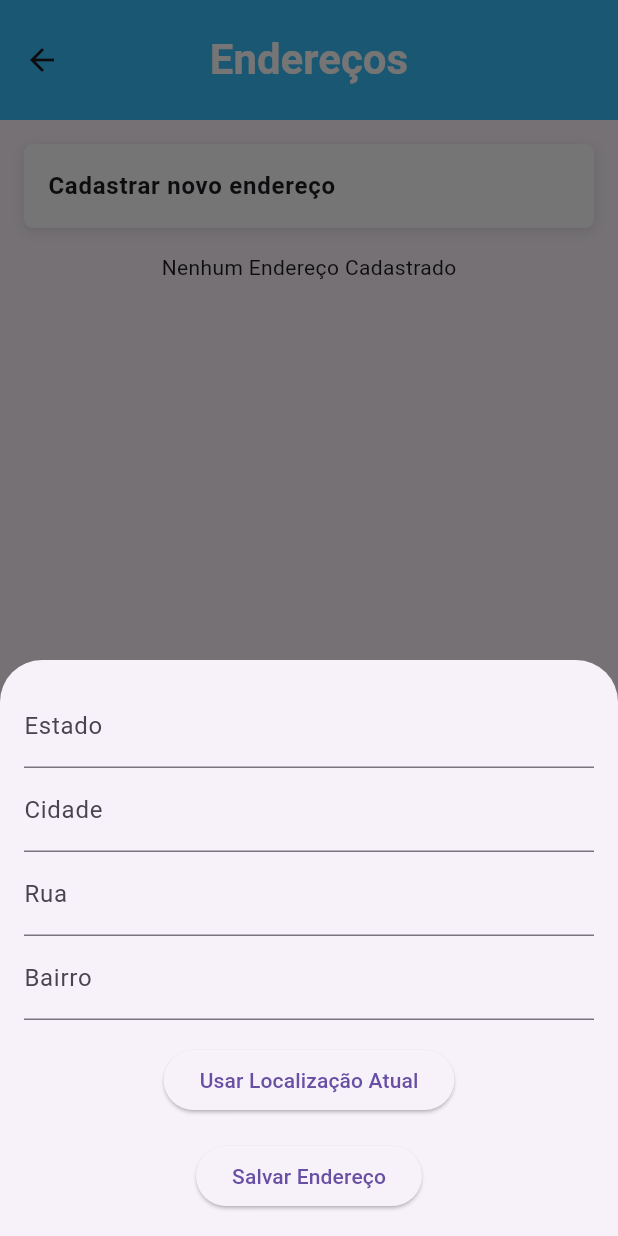
After one commit to Caio-T4vares/tradeNow, a Flutter app: the AddressPage screen opened by its route, after a tap on "Cadastrar novo endereço", on a phone screen of 412 x 824 dp. The commit adds this screen. Run offline on Flutter 3.47's test engine with Material 3 defaults, Android fonts, the phone set to English and light mode, and no system bars; our stand-ins replace cached_network_image, carousel_slider, cloud_firestore, firebase_auth, firebase_core, firebase_storage and 5 more; accounts and stored records are empty.

Commit message:
add: address screen

```diff
--- /dev/null
+++ b/trade_now/lib/app/controllers/address_controller.dart
@@ -0,0 +1,137 @@
+
+import 'dart:async';
+
+import 'package:cloud_firestore/cloud_firestore.dart';
+import 'package:firebase_auth/firebase_auth.dart';
+import 'package:flutter/material.dart';
+import 'package:get/get.dart';
+import 'package:trade_now/app/model/address.dart';
+
+class AddressController extends GetxController {
+  TextEditingController stateController = TextEditingController();
+  TextEditingController cityController = TextEditingController();
+  TextEditingController streetController = TextEditingController();
+  TextEditingController neighborhoodController = TextEditingController();
+
+  final FirebaseAuth _auth = FirebaseAuth.instance;
+  final FirebaseFirestore _firestore = FirebaseFirestore.instance;
+  var addresses = <Address>[].obs;
+  var selectedAddress = ''.obs;
+
+  @override
+  void onInit() {
+    super.onInit();
+    loadAddresses();
+  }
+
+  Future<void> addAddress({required String city,
+  required String street, required String neighborhood, required String state}) async {
+    try {
+      String? uid = _auth.currentUser?.uid;
+      if (uid == null) return;
+
+      await _firestore.collection('users').doc(uid).collection('addresses').add({
+        'estado': state,
+        'cidade': city,
+        'rua': street,
+        'bairro': neighborhood,
+        'isSelected': false
+      });
+
+      loadAddresses();
+    } catch (e) {
+      print('Erro ao adicionar endereço: $e');
+    }
+  }
+
+  Future<void> loadAddresses() async {
+    try {
+      String? uid = _auth.currentUser?.uid;
+      if (uid == null) return;
+
+      QuerySnapshot snapshot = await _firestore
+          .collection('users')
+          .doc(uid)
+          .collection('addresses')
+          .get();
+
+      addresses.value = snapshot.docs
+          .map((doc) => Address(
+                id: doc.id,
+                cidade: doc['cidade'],
+                rua: doc['rua'],
+                bairro: doc['bairro'],
+                estado: doc['estado'],
+                isSelected: doc['isSelected']
+              ))
+          .toList();
+
+      for (var address in addresses) {
+        if(address.isSelected) {
+          selectedAddress.value = address.id!;
+        }
+      }
+    } catch (e) {
+      print('Erro ao carregar endereços: $e');
+    }
+  }
+
+  Future<void> setDefaultAddress(String addressId) async {
+    try {
+      String? uid = _auth.currentUser?.uid;
+      if (uid == null) return;
+
+      await _firestore.collection('users').doc(uid).update({
+        'defaultAddressId': addressId,
+      });
+
+      if(selectedAddress.value != '') {
+        await _firestore.collection('users').doc(uid).collection('addresses').doc(selectedAddress.value)
+          .update({
+            'isSelected': false,
+          });
+
+          await _firestore.collection('users').doc(uid).collection('addresses').doc(addressId)
+          .update({
+            'isSelected': true,
+          });
+      }
+
+      selectedAddress.value = addressId;
+    } catch (e) {
+      print('Erro ao definir endereço padrão: $e');
+    }
+  }
+
+  Future<Address?> getDefaultAddress() async {
+    try {
+      String? uid = _auth.currentUser?.uid;
+      if (uid == null) return null;
+
+      DocumentSnapshot userDoc = await _firestore.collection('users').doc(uid).get();
+      String? defaultAddressId = userDoc['defaultAddressId'];
+
+      if (defaultAddressId != null) {
+        DocumentSnapshot addressDoc = await _firestore
+            .collection('users')
+            .doc(uid)
+            .collection('addresses')
+            .doc(defaultAddressId)
+            .get();
+
+        if (addressDoc.exists) {
+          return Address(
+            id: addressDoc.id,
+            cidade: addressDoc['cidade'],
+            rua: addressDoc['rua'],
+            bairro: addressDoc['bairro'],
+            estado: addressDoc['estado']
+          );
+        }
+      }
+    } catch (e) {
+      print('Erro ao obter endereço padrão: $e');
+    }
+    return null;
+  }
+}
--- a/trade_now/lib/app/core/services/firestore_service.dart
+++ b/trade_now/lib/app/core/services/firestore_service.dart
@@ -1,5 +1,3 @@
-import 'dart:ffi';
-
 import 'package:cloud_firestore/cloud_firestore.dart';
 import 'package:get/get.dart';
 import 'package:trade_now/app/model/product.dart';
--- /dev/null
+++ b/trade_now/lib/app/core/services/location_service.dart
@@ -0,0 +1,28 @@
+import 'package:get/get.dart';
+import 'package:geolocator/geolocator.dart';
+
+class LocationService extends GetxService {
+  Future<Position> determinePosition() async {
+    bool serviceEnabled;
+    LocationPermission permission;
+
+    serviceEnabled = await Geolocator.isLocationServiceEnabled();
+    if (!serviceEnabled) {
+      return Future.error('Serviço de localização está desativado.');
+    }
+
+    permission = await Geolocator.checkPermission();
+    if (permission == LocationPermission.denied) {
+      permission = await Geolocator.requestPermission();
+      if (permission == LocationPermission.denied) {
+        return Future.error('Permissão de localização negada.');
+      }
+    }
+
+    if (permission == LocationPermission.deniedForever) {
+      return Future.error('Permissão de localização permanentemente negada.');
+    }
+
+    return await Geolocator.getCurrentPosition();
+  }
+}
--- /dev/null
+++ b/trade_now/lib/app/model/address.dart
@@ -0,0 +1,18 @@
+
+class Address {
+  String? id;
+  String? estado;
+  String? cidade;
+  String? rua;
+  String? bairro;
+  bool isSelected;
+
+  Address({
+    this.id,
+    this.estado,
+    this.cidade,
+    this.rua,
+    this.bairro,
+    this.isSelected = false
+  });
+}
--- a/trade_now/lib/app/routes/app_pages.dart
+++ b/trade_now/lib/app/routes/app_pages.dart
@@ -1,4 +1,5 @@
 import "package:get/get_navigation/src/routes/get_route.dart";
+import "package:trade_now/app/ui/pages/address_page.dart";
 import "package:trade_now/app/ui/pages/announcement_page.dart";
 import "package:trade_now/app/ui/pages/home_page.dart";
 import "package:trade_now/app/ui/pages/login_page.dart";
@@ -17,5 +18,6 @@ class AppPages {
     GetPage(name: Routes.perfil, page: () => const PerfilPage()),
     GetPage(name: Routes.search, page: () => const SearchPage()),
     GetPage(name: Routes.details, page: () => const ProductDetailsPage()),
+    GetPage(name: Routes.address, page: () => const AddressPage())
   ];
 }
--- a/trade_now/lib/app/routes/app_routes.dart
+++ b/trade_now/lib/app/routes/app_routes.dart
@@ -8,4 +8,5 @@ abstract class Routes {
   static const announcement = "/announcement";
   static const search = "/search";
   static const details = "/details";
+  static const address = "/address";
 }
--- /dev/null
+++ b/trade_now/lib/app/ui/pages/address_page.dart
@@ -0,0 +1,171 @@
+
+import 'package:flutter/material.dart';
+import 'package:geocoding/geocoding.dart';
+import 'package:geolocator/geolocator.dart';
+import 'package:get/get.dart';
+import 'package:trade_now/app/controllers/address_controller.dart';
+import 'package:trade_now/app/core/services/location_service.dart';
+
+import '../../core/constants/color_constants.dart';
+
+class AddressPage extends StatelessWidget {
+  const AddressPage({super.key});
+
+  @override
+  Widget build(BuildContext context) {
+    final controller = Get.put(AddressController());
+    LocationService locationService = LocationService();
+
+    return Scaffold(
+      appBar: AppBar(
+        title: const Text(
+          'Endereços',
+          style: TextStyle(
+            color: Colors.white,
+            fontWeight: FontWeight.bold,
+            fontSize: 28
+          ),
+        ),
+        centerTitle: true,
+        toolbarHeight: 80,
+        backgroundColor: darkerColor
+      ),
+      body: ListView(
+        padding: EdgeInsets.all(16),
+        children: [
+          Container(
+            decoration: BoxDecoration(
+              color: Colors.white,
+              borderRadius: BorderRadius.circular(6),
+              boxShadow: [
+                BoxShadow(
+                  color: Colors.black.withOpacity(0.1),
+                  blurRadius: 6,
+                  offset: const Offset(0, 2)
+                ),
+              ],
+            ),
+            child: ListTile(
+              title: const Text(
+                'Cadastrar novo endereço',
+                style: TextStyle(fontWeight: FontWeight.bold),
+              ),
+              onTap: () {
+                _showAddressModal(context, controller, locationService);
+              },
+            ),
+          ),
+          const SizedBox(height: 16,),
+          Obx(() {
+            if(controller.addresses.isEmpty) {
+              return const Center(child: Text('Nenhum Endereço Cadastrado'),);
+            }
+
+            return Column(
+              children: controller.addresses.map((address) {
+                return Container(
+                  margin: const EdgeInsets.only(bottom: 16.0),
+                  decoration: BoxDecoration(
+                    color: Colors.white,
+                    borderRadius: BorderRadius.circular(8),
+                    boxShadow: [
+                      BoxShadow(
+                        color: Colors.black.withOpacity(0.1),
+                        blurRadius: 6,
+                        offset: const Offset(0, 2),
+                      ),
+                    ],
+                  ),
+                  child: ListTile(
+                    title: Text(
+                      address.rua ?? '', // Exemplo de campo do endereço
+                      style: const TextStyle(fontWeight: FontWeight.bold),
+                    ),
+                    subtitle: Text('${address.cidade}, ${address.bairro}'),
+                    trailing: controller.selectedAddress.value == address.id
+                      ? const Icon(
+                        Icons.check_circle,
+                        color: Colors.green,
+                        size: 24,
+                      )
+                      : null,
+                    onTap: () {
+                      controller.setDefaultAddress(address.id!);
+                    },
+                  ),
+                );
+              }).toList(),
+            );
+          }),
+        ],
+      ),
+    );
+  }
+
+  void _showAddressModal(BuildContext context, AddressController controller, LocationService service) {
+    showModalBottomSheet(
+      context: context,
+      isScrollControlled: true,
+      builder: (context) => Padding(
+        padding: EdgeInsets.only(
+          bottom: MediaQuery.of(context).viewInsets.bottom
+        ),
+        child: Padding(
+          padding: EdgeInsets.all(16),
+          child: Column(
+            mainAxisSize: MainAxisSize.min,
+            children: [
+              TextField(
+                controller: controller.stateController,
+                decoration: const InputDecoration(labelText: 'Estado'),
+              ),
+              TextField(
+                controller: controller.cityController,
+                decoration: const InputDecoration(labelText: 'Cidade'),
+              ),
+              TextField(
+                controller: controller.streetController,
+                decoration: const InputDecoration(labelText: 'Rua'),
+              ),
+              TextField(
+                controller: controller.neighborhoodController,
+                decoration: const InputDecoration(labelText: 'Bairro'),
+              ),
+              const SizedBox(height: 16,),
+              ElevatedButton(
+                onPressed: () async {
+                  Position position = await service.determinePosition();
+                  List<Placemark> placemarks = await placemarkFromCoordinates(
+                    position.latitude, position.longitude
+                  );
+
+                  if(placemarks.isNotEmpty) {
+                    final place = placemarks.first;
+                    controller.cityController.text = place.subAdministrativeArea ?? '';
+                    controller.streetController.text = place.street ?? '';
+                    controller.neighborhoodController.text = place.subLocality ?? '';
+                    controller.stateController.text = place.administrativeArea ?? '';
+                  }
+                },
+                child: const Text('Usar Localização Atual'),
+              ),
+              const SizedBox(height: 16,),
+              ElevatedButton(
+                onPressed: () {
+                  controller.addAddress(
+                    city: controller.cityController.text,
+                    street: controller.streetController.text,
+                    neighborhood: controller.neighborhoodController.text,
+                    state: controller.stateController.text
+                  );
+                  Navigator.pop(context);
+                },
+                child: const Text('Salvar Endereço'),
+              ),
+            ],
+          ),
+        ),
+      ),
+    );
+  }
+}
--- a/trade_now/lib/app/ui/pages/perfil_page.dart
+++ b/trade_now/lib/app/ui/pages/perfil_page.dart
@@ -17,7 +17,7 @@ class PerfilPage extends StatelessWidget {
         title: const Text(
           "Perfil",
           style: TextStyle(
-              color: Colors.white, fontWeight: FontWeight.bold, fontSize: 36),
+              color: Colors.white, fontWeight: FontWeight.bold, fontSize: 28),
         ),
         centerTitle: true,
         toolbarHeight: 80,
@@ -115,7 +115,7 @@ class PerfilPage extends StatelessWidget {
                     width: double.infinity,
                     child: ElevatedButton(
                       onPressed: () {
-                        //TODO Levar para tela de endereços
+                        Get.toNamed('/address');
                       },
                       style: ElevatedButton.styleFrom(
                         backgroundColor: Colors.white,
--- a/trade_now/pubspec.yaml
+++ b/trade_now/pubspec.yaml
@@ -18,6 +18,9 @@ dependencies:
   cached_network_image: ^3.4.1
   image_picker: ^1.1.2
   http: ^1.2.2
+  flutter_image_compress: ^2.3.0
+  geolocator: ^13.0.1
+  geocoding: ^3.0.0
 dev_dependencies:
   flutter_test:
     sdk: flutter
```
Also changed, not shown: trade_now/lib/app/controllers/perfil_controller.dart (+22 -3 lines), trade_now/pubspec.lock, 1 other file.
